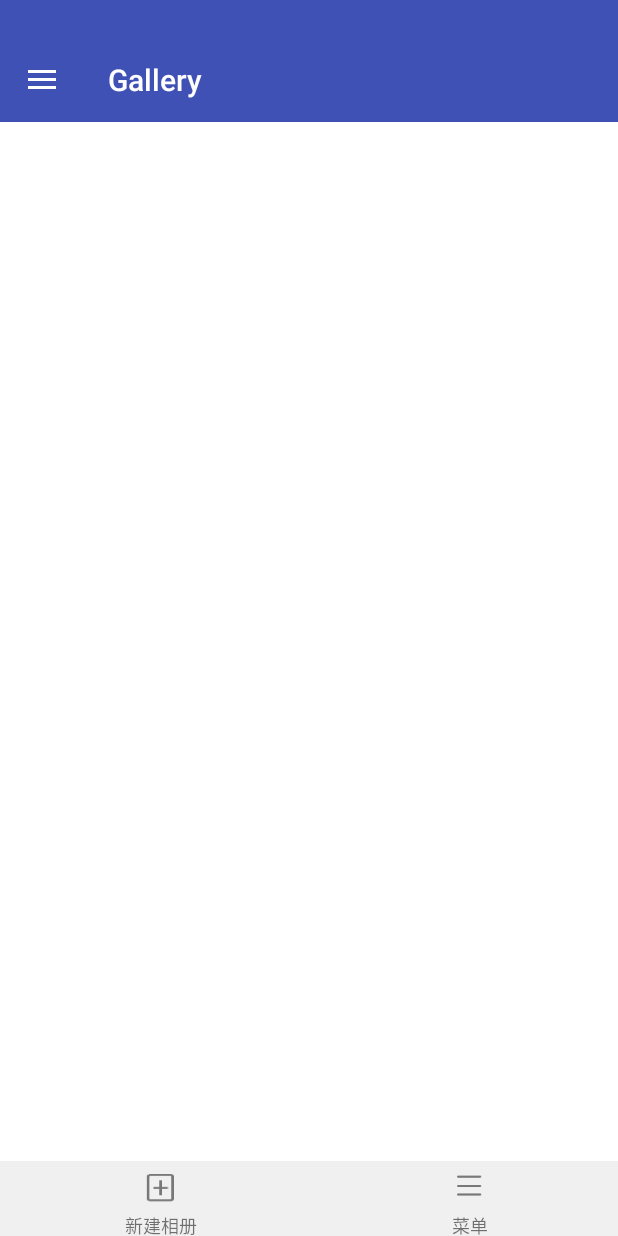
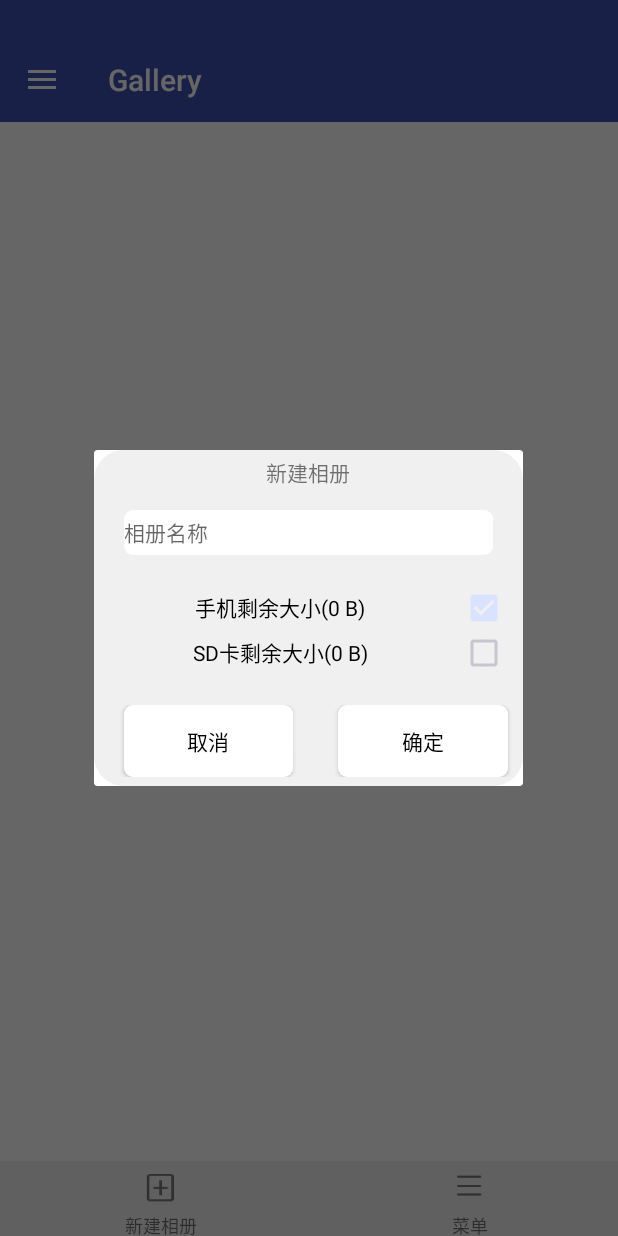
Before and after one commit to liweijieok/Graduationdesign, an Android app: the screen it shows after launch (GalleryMainActivity), after a tap on "新建相册", on a phone screen of 412 x 824 dp. Run offline under Robolectric (Android 15) with nearby library versions, the phone set to English and light mode, and no system bars; our stand-ins replace ButterKnife; libraries missing offline, so code that uses them is left out: com.yqritc.recyclerviewflexibledivider.

Commit message:
新建图库ui

```diff
--- /dev/null
+++ b/app/src/main/java/com/liweijie/design/graduation/gallery/adapter/BuildDialogAdapter.java
@@ -0,0 +1,85 @@
+package com.liweijie.design.graduation.gallery.adapter;
+
+import android.support.v7.widget.AppCompatCheckBox;
+import android.view.View;
+import android.widget.CheckBox;
+import android.widget.CompoundButton;
+import android.widget.TextView;
+
+import com.liweijie.design.graduation.gallery.R;
+import com.liweijie.design.graduation.gallery.bean.BuildDialogBean;
+import com.liweijie.design.graduation.gallery.util.L;
+
+import java.util.List;
+
+import butterknife.Bind;
+
+/**
+ * Created by liweijie on 2016/5/26.
+ */
+public class BuildDialogAdapter extends BaseRecyclerAdapter<BuildDialogBean> {
+    public BuildDialogAdapter(List<BuildDialogBean> mDatas) {
+        super(mDatas, 0, 0);
+    }
+
+
+    @Override
+    public BaseRecyclerHolder getHolder(View itemtView) {
+        return new BuildDialogHolder(itemtView);
+    }
+
+    @Override
+    public int getItemLayout() {
+        return R.layout.item_build_dialog;
+    }
+
+    private String dir;
+    public String getDir(){
+        return dir;
+    }
+
+
+    @Override
+    public void converHolderView(BaseRecyclerHolder holder, final BuildDialogBean buildDialogBean, final int position) {
+        final BuildDialogHolder localHolder = (BuildDialogHolder) holder;
+        localHolder.item_build_dialog_tv1.setText(buildDialogBean.getName());
+        localHolder.item_build_dialog_cb.setChecked(buildDialogBean.isCheck());
+        if (buildDialogBean.isCheck()) {
+            dir = buildDialogBean.getName();
+        }
+        localHolder.item_build_dialog_cb.setOnClickListener(new View.OnClickListener() {
+            @Override
+            public void onClick(View v) {
+                L.i("Check", position + "" + localHolder.item_build_dialog_cb.isChecked());
+                if (position == 0) {
+                    if (!localHolder.item_build_dialog_cb.isChecked()) {
+                        localHolder.item_build_dialog_cb.setChecked(true);
+                    }
+                    getDatas().get(0).setCheck(true);
+                    getDatas().get(1).setCheck(false);
+
+                } else {
+                    if (!localHolder.item_build_dialog_cb.isChecked()) {
+                        localHolder.item_build_dialog_cb.setChecked(true);
+                    }
+                    getDatas().get(1).setCheck(true);
+                    getDatas().get(0).setCheck(false);
+                }
+                notifyItemRangeChanged(0, 2);
+                dir = buildDialogBean.getName();
+            }
+        });
+
+    }
+
+    class BuildDialogHolder extends BaseRecyclerHolder {
+        @Bind(R.id.item_build_dialog_tv1)
+        TextView item_build_dialog_tv1;
+        @Bind(R.id.item_build_dialog_cb)
+        CheckBox item_build_dialog_cb;
+
+        public BuildDialogHolder(View itemView) {
+            super(itemView);
+        }
+    }
+}
--- /dev/null
+++ b/app/src/main/java/com/liweijie/design/graduation/gallery/bean/BuildDialogBean.java
@@ -0,0 +1,33 @@
+package com.liweijie.design.graduation.gallery.bean;
+
+/**
+ * Created by liweijie on 2016/5/26.
+ */
+public class BuildDialogBean {
+    public BuildDialogBean() {
+    }
+
+    public String getName() {
+        return name;
+    }
+
+    public void setName(String name) {
+        this.name = name;
+    }
+
+    public boolean isCheck() {
+        return isCheck;
+    }
+
+    public void setCheck(boolean check) {
+        isCheck = check;
+    }
+
+    private String name;
+    private boolean isCheck;
+
+    public BuildDialogBean(String name, boolean isCheck) {
+        this.name = name;
+        this.isCheck = isCheck;
+    }
+}
--- a/app/src/main/java/com/liweijie/design/graduation/gallery/fragment/content/GalleryContentFragment.java
+++ b/app/src/main/java/com/liweijie/design/graduation/gallery/fragment/content/GalleryContentFragment.java
@@ -22,10 +22,13 @@ import com.liweijie.design.graduation.gallery.event.OnRecyclerViewItemClickListe
 import com.liweijie.design.graduation.gallery.event.OnRecyclerViewItemLongClickListener;
 import com.liweijie.design.graduation.gallery.fragment.BaseGridFragment;
 import com.liweijie.design.graduation.gallery.util.FilesUtil;
+import com.liweijie.design.graduation.gallery.util.L;
 import com.liweijie.design.graduation.gallery.util.PhotoList;
 import com.liweijie.design.graduation.gallery.util.ResourceUtil;
 import com.liweijie.design.graduation.gallery.util.SPUtil;
 import com.liweijie.design.graduation.gallery.util.ToastUtil;
+import com.liweijie.design.graduation.gallery.view.dialog.BuildGalleryDialogFragment;
+import com.liweijie.design.graduation.gallery.view.dialog.RecyclerDialogFragment;
 import com.yqritc.recyclerviewflexibledivider.HorizontalDividerItemDecoration;
 
 import java.io.File;
@@ -38,7 +41,7 @@ import butterknife.Bind;
 /**
  * Created by liweijie on 2016/5/19.
  */
-public class GalleryContentFragment extends BaseGridFragment implements View.OnClickListener {
+public class GalleryContentFragment extends BaseGridFragment implements View.OnClickListener, RecyclerDialogFragment.OnMenuDialogListener,BuildGalleryDialogFragment.OnBuildDialogListener {
     private List<ImageBean> mDatas;
     private ProgressDialog mDialog;
     private ScanPhotoHelper mHelper;
@@ -104,7 +107,7 @@ public class GalleryContentFragment extends BaseGridFragment implements View.OnC
     @Override
     public void onStop() {
         super.onStop();
-        SPUtil.set(GalleryConstants.IS_FIRST, false);
+
     }
 
     @Override
@@ -175,17 +178,57 @@ public class GalleryContentFragment extends BaseGridFragment implements View.OnC
 
     }
 
+    private RecyclerDialogFragment menuDialog;
+    private BuildGalleryDialogFragment buildDialog;
 
     @Override
     public void onClick(View v) {
         switch (v.getId()) {
             case R.id.gallery_menu_lly:
+                // 显示菜单
+                ArrayList<String> mDatas = new ArrayList<>();
+                mDatas.add("设置");
+                mDatas.add("隐藏菜单");
+                menuDialog = (RecyclerDialogFragment) getFragmentManager().findFragmentByTag("menuDialog");
+                if (menuDialog == null) {
+                    menuDialog = RecyclerDialogFragment.getInstance(mDatas);
+                    menuDialog.setOnMenuDialogListener(this);
 
+                }
+                menuDialog.show(getFragmentManager(), "menuDialog");
                 break;
             case R.id.gallery_build_lly:
-
+                buildDialog = (BuildGalleryDialogFragment) getFragmentManager().findFragmentByTag("buildDialog");
+                if (buildDialog == null) {
+                    buildDialog = BuildGalleryDialogFragment.getInstance();
+                    buildDialog.setOnBuildDialogListener(this);
+                }
+                buildDialog.show(getFragmentManager(),"buildDialog");
                 break;
 
         }
     }
+
+    @Override
+    public void menuDialogClick(String str, int position) {
+        ToastUtil.showLong(position + "");
+        if (menuDialog != null) {
+            menuDialog.dismiss();
+        }
+        if (position == 0) {
+
+        } else if (position == 1) {
+
+        }
+    }
+
+
+    @Override
+    public void buildDialog(String file, File dir) {
+        L.i("BuildPath", file +" == "+ dir.getName());
+        File newGallery = new File(dir, file);
+        FilesUtil.createFile(newGallery);
+        // 保存新建类型数据库
+
+    }
 }
--- /dev/null
+++ b/app/src/main/java/com/liweijie/design/graduation/gallery/view/dialog/BuildGalleryDialogFragment.java
@@ -0,0 +1,146 @@
+package com.liweijie.design.graduation.gallery.view.dialog;
+
+import android.app.DialogFragment;
+import android.os.Bundle;
+import android.os.Environment;
+import android.os.StatFs;
+import android.support.annotation.Nullable;
+import android.support.v7.widget.LinearLayoutManager;
+import android.support.v7.widget.RecyclerView;
+import android.text.format.Formatter;
+import android.view.LayoutInflater;
+import android.view.View;
+import android.view.ViewGroup;
+import android.view.Window;
+import android.widget.EditText;
+
+import com.liweijie.design.graduation.gallery.R;
+import com.liweijie.design.graduation.gallery.adapter.BuildDialogAdapter;
+import com.liweijie.design.graduation.gallery.app.App;
+import com.liweijie.design.graduation.gallery.bean.BuildDialogBean;
+import com.liweijie.design.graduation.gallery.event.OnRecyclerViewItemClickListener;
+
+import java.io.File;
+import java.util.ArrayList;
+import java.util.List;
+
+import butterknife.Bind;
+import butterknife.ButterKnife;
+import butterknife.OnClick;
+
+/**
+ * Created by liweijie on 2016/5/25.
+ */
+public class BuildGalleryDialogFragment extends android.support.v4.app.DialogFragment {
+    @Bind(R.id.build_dialog_edt_name)
+    EditText build_dialog_edt_name;
+    @Bind(R.id.core_recycler_view)
+    RecyclerView core_recycler_view;
+    private BuildDialogAdapter mAdapter;
+    private List<BuildDialogBean> mDatas;
+    private String dir;
+    private String file;
+
+
+    public BuildGalleryDialogFragment() {
+
+    }
+
+    public static BuildGalleryDialogFragment getInstance() {
+        return new BuildGalleryDialogFragment();
+    }
+
+    @Nullable
+    @Override
+    public View onCreateView(LayoutInflater inflater, ViewGroup container, Bundle savedInstanceState) {
+        getDialog().requestWindowFeature(Window.FEATURE_NO_TITLE);
+        View v = inflater.inflate(R.layout.build_dialog_fragment, container, false);
+        ButterKnife.bind(this, v);
+        return v;
+    }
+
+    @Override
+    public void onViewCreated(View view, @Nullable Bundle savedInstanceState) {
+        super.onViewCreated(view, savedInstanceState);
+        mDatas = new ArrayList<>();
+        BuildDialogBean bean1 = new BuildDialogBean();
+        // 获得手机内部存储控件的状态
+        File dataFileDir = Environment.getDataDirectory();
+        String dataMemory = getMemoryInfo(dataFileDir);
+        bean1.setName("手机剩余大小(" + dataMemory + ")");
+        bean1.setCheck(true);
+
+        // 获得sd卡的内存状态
+        File sdcardFileDir = Environment.getExternalStorageDirectory();
+        String sdcardMemory = getMemoryInfo(sdcardFileDir);
+        BuildDialogBean bean2 = new BuildDialogBean();
+        bean2.setCheck(false);
+        bean2.setName("SD卡剩余大小(" + sdcardMemory + ")");
+        mDatas.add(bean1);
+        mDatas.add(bean2);
+        mAdapter = new BuildDialogAdapter(mDatas);
+        core_recycler_view.setLayoutManager(new LinearLayoutManager(getActivity()));
+        core_recycler_view.setAdapter(mAdapter);
+//        mAdapter.setOnItemClickListener(new OnRecyclerViewItemClickListener<BuildDialogBean>() {
+//            @Override
+//            public void onItemClick(View view, BuildDialogBean o, int position) {
+//                dir = o.getName();
+//            }
+//        });
+    }
+
+    /**
+     * 根据路径获取内存状态
+     *
+     * @param path
+     * @return
+     */
+    private String getMemoryInfo(File path) {
+        // 获得一个磁盘状态对象
+        StatFs stat = new StatFs(path.getPath());
+        long blockSize = stat.getBlockSize();   // 获得一个扇区的大小
+        //long totalBlocks = stat.getBlockCount();    // 获得扇区的总数
+        long availableBlocks = stat.getAvailableBlocks();   // 获得可用的扇区数量
+        // 总空间
+        //String totalMemory =  Formatter.formatFileSize(App.me(), totalBlocks * blockSize);
+        // 可用空间
+        String availableMemory = Formatter.formatFileSize(App.me(), availableBlocks * blockSize);
+        return availableMemory;
+    }
+
+    @Override
+    public void onDestroy() {
+        super.onDestroy();
+        ButterKnife.unbind(this);
+    }
+
+    @OnClick({R.id.build_dialog_btn_cancel, R.id.build_dialog_btn_sure})
+    public void click(View v) {
+        switch (v.getId()) {
+            case R.id.build_dialog_btn_sure:
+                // 回调
+                dismiss();
+                if (listener != null) {
+                    file = build_dialog_edt_name.getText().toString().trim();
+                    String dir = mAdapter.getDir();
+                    File folder = mDatas.get(0).getName().contains(dir)?Environment.getDataDirectory():Environment.getDataDirectory();
+                    listener.buildDialog(file, folder);
+                }
+                break;
+            case R.id.build_dialog_btn_cancel:
+                dismiss();
+        }
+    }
+
+    public interface OnBuildDialogListener {
+        void buildDialog(String file, File dir);
+    }
+
+    private OnBuildDialogListener listener;
+
+    public void setOnBuildDialogListener(OnBuildDialogListener listener) {
+        this.listener = listener;
+    }
+
+
+}
--- /dev/null
+++ b/app/src/main/res/drawable/build_dialog_bg.xml
@@ -0,0 +1,7 @@
+<?xml version="1.0" encoding="utf-8"?>
+<shape xmlns:android="http://schemas.android.com/apk/res/android"
+    android:shape="rectangle">
+
+    <corners android:radius="20dp" />
+    <solid android:color="#f0f0f0" />
+</shape>
--- /dev/null
+++ b/app/src/main/res/drawable/editteext_bg.xml
@@ -0,0 +1,7 @@
+<?xml version="1.0" encoding="utf-8"?>
+<shape xmlns:android="http://schemas.android.com/apk/res/android"
+    android:shape="rectangle">
+
+    <corners android:radius="6dp" />
+    <solid android:color="#ffffff" />
+</shape>
--- /dev/null
+++ b/app/src/main/res/layout/build_dialog_fragment.xml
@@ -0,0 +1,63 @@
+<?xml version="1.0" encoding="utf-8"?>
+<LinearLayout xmlns:android="http://schemas.android.com/apk/res/android"
+    android:layout_width="match_parent"
+    android:layout_height="match_parent"
+    android:background="@drawable/build_dialog_bg"
+    android:orientation="vertical">
+
+    <TextView
+        android:layout_width="match_parent"
+        android:layout_height="30dp"
+        android:gravity="center"
+        android:text="新建相册" />
+
+    <EditText
+        android:textSize="14sp"
+        android:id="@+id/build_dialog_edt_name"
+        android:layout_width="match_parent"
+        android:layout_height="30dp"
+        android:layout_marginBottom="20dp"
+        android:layout_marginLeft="20dp"
+        android:layout_marginRight="20dp"
+        android:layout_marginTop="10dp"
+        android:background="@drawable/editteext_bg"
+        android:hint="相册名称" />
+
+    <include
+        android:layout_width="match_parent"
+        android:layout_height="80dp"
+        layout="@layout/core_recyclerview" />
+
+    <LinearLayout
+        android:layout_marginBottom="6dp"
+        android:layout_width="match_parent"
+        android:layout_height="wrap_content"
+        android:layout_gravity="center"
+        android:gravity="center"
+        android:orientation="horizontal">
+
+        <Button
+            android:layout_marginLeft="20dp"
+            android:layout_marginRight="10dp"
+            android:id="@+id/build_dialog_btn_cancel"
+            android:layout_width="20dp"
+            android:layout_height="wrap_content"
+            android:layout_gravity="center"
+            android:layout_weight="1"
+            android:background="@drawable/editteext_bg"
+            android:gravity="center"
+            android:text="取消"
+            android:textColor="@color/black" />
+        <Button
+            android:layout_marginLeft="20dp"
+            android:layout_marginRight="10dp"
+            android:id="@+id/build_dialog_btn_sure"
+            android:layout_width="20dp"
+            android:layout_height="wrap_content"
+            android:layout_weight="1"
+            android:background="@drawable/editteext_bg"
+            android:gravity="center"
+            android:text="确定"
+            android:textColor="@color/black" />
+    </LinearLayout>
+</LinearLayout>
--- /dev/null
+++ b/app/src/main/res/layout/item_build_dialog.xml
@@ -0,0 +1,24 @@
+<?xml version="1.0" encoding="utf-8"?>
+<LinearLayout xmlns:android="http://schemas.android.com/apk/res/android"
+    android:layout_width="match_parent"
+    android:layout_height="30dp"
+    android:gravity="center_vertical"
+    android:orientation="horizontal">
+
+    <TextView
+        android:gravity="center"
+        android:layout_marginRight="20dp"
+        android:layout_marginLeft="24dp"
+        android:textColor="@color/black"
+        android:text="剩余大小(772MB)"
+        android:id="@+id/item_build_dialog_tv1"
+        android:layout_width="200dp"
+        android:layout_height="wrap_content" />
+    <CheckBox
+        android:layout_gravity="right"
+        android:layout_marginRight="10dp"
+        android:id="@+id/item_build_dialog_cb"
+        android:layout_width="wrap_content"
+        android:layout_height="wrap_content" />
+
+</LinearLayout>
```
Also changed, not shown: app/src/main/java/com/liweijie/design/graduation/gallery/GalleryMainActivity.java (+8 -0 lines), app/src/main/java/com/liweijie/design/graduation/gallery/activity/gallery/GallerySettingActivity.java (added, +36 -0 lines), app/src/main/java/com/liweijie/design/graduation/gallery/adapter/DialogItemAdapter.java (added, +47 -0 lines), app/src/main/java/com/liweijie/design/graduation/gallery/util/FilesUtil.java (+11 -0 lines), app/src/main/java/com/liweijie/design/graduation/gallery/view/dialog/RecyclerDialogFragment.java (added, +96 -0 lines), app/src/main/res/layout/item_menu_dialog.xml (added, +15 -0 lines), app/src/main/res/layout/recycler_dialog_fragment.xml (added, +10 -0 lines).
